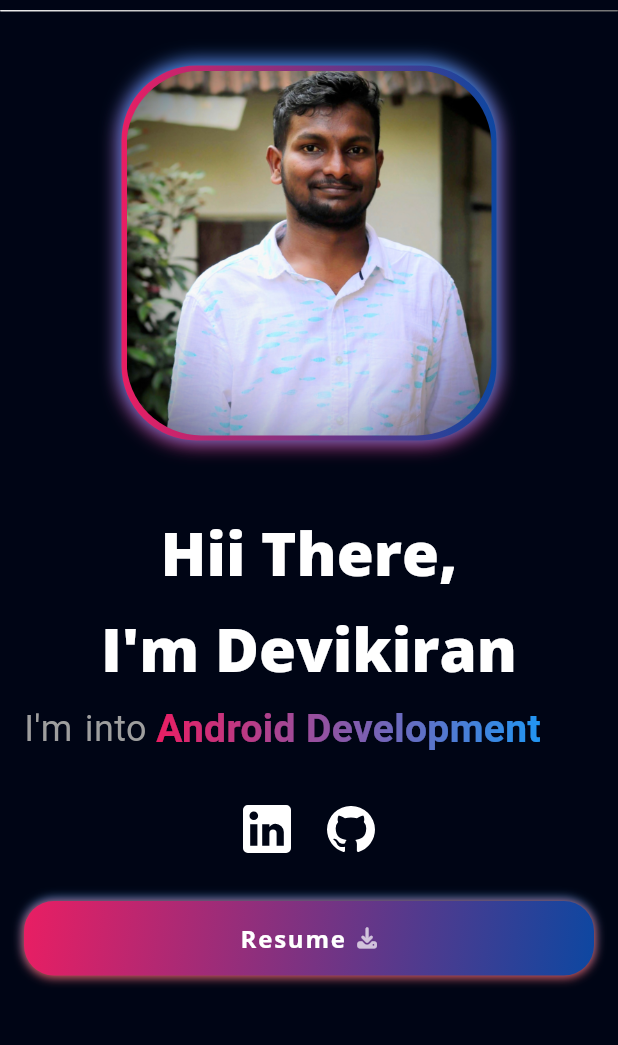
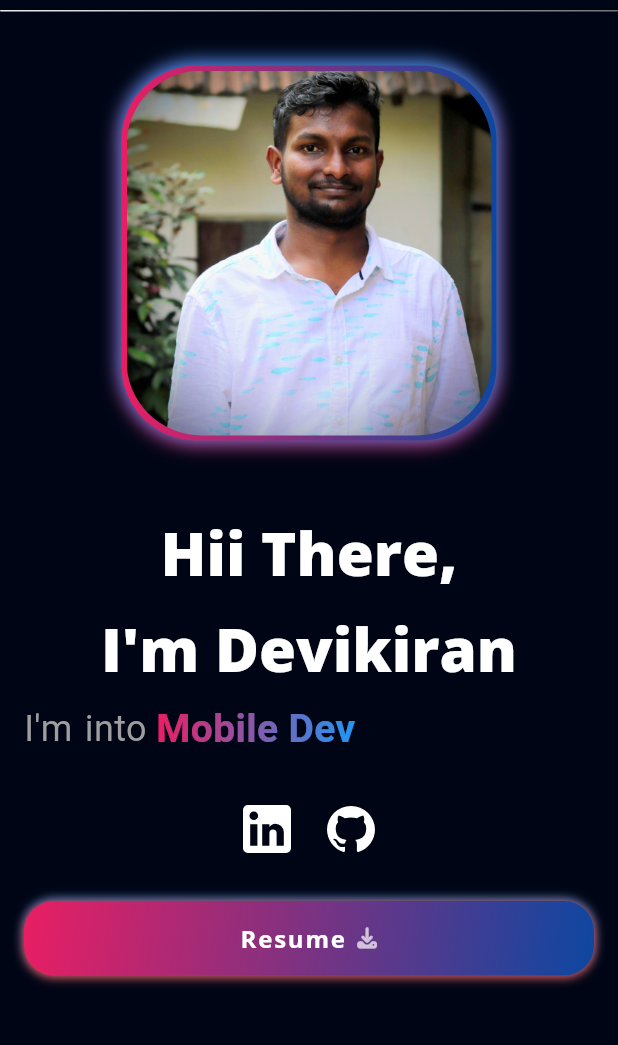
Before and after one commit to devikiran99/Profile, a Flutter app: the screen it shows after launch, after a tap on "Resume", on a phone screen of 412 x 824 dp, the part 74-1119 px from its top. Run offline on Flutter 3.47's test engine with Material 3 defaults, Android fonts, the phone set to English and light mode, and no system bars; drawn by our look-alikes of animated_text_kit; our stand-ins replace flutter_svg, font_awesome_flutter, get, google_fonts, photo_view.

Commit message:
minor ui changes updated

```diff
--- a/lib/view model/getx_controllers/skill_controller.dart
+++ b/lib/view model/getx_controllers/skill_controller.dart
@@ -2,6 +2,9 @@ import 'package:get/get.dart';
 
 class SkillController extends GetxController{
   RxList<bool> hovers=[
+    false,
+    false,
+    false,
     false,
     false,
     false,
--- a/lib/view/holder/components/footer_info.dart
+++ b/lib/view/holder/components/footer_info.dart
@@ -18,7 +18,7 @@ class FooterInfo extends StatelessWidget {
           children: [
             const Text('Designed with ', style: textStyle),
             const Icon(Icons.favorite, color: Colors.red, size: 16),
-            const Text(' by ', style: textStyle),
+            const Text(' by', style: textStyle),
             AppBarTextButton(
               gradientColors: const [Colors.pink, Colors.blue],
               fontSize: 24,
--- a/lib/view/home/components/animated_user_skills.dart
+++ b/lib/view/home/components/animated_user_skills.dart
@@ -3,9 +3,10 @@ import 'package:flutter/material.dart';
 
 class AnimatedUserSkills extends StatelessWidget {
   final List<String> skills = [
-    'Android Development',
-    'Flutter Development',
-    'Spring Boot',
+    'Mobile Dev',
+    'Android',
+    'Jetpack Compose',
+    'Flutter',
   ];
 
   AnimatedUserSkills({super.key});
--- a/lib/view/home/components/resume_download_button.dart
+++ b/lib/view/home/components/resume_download_button.dart
@@ -10,7 +10,7 @@ class ResumeDownloadButton extends StatelessWidget {
   Widget build(BuildContext context) {
     return InkWell(
       onTap: () {
-        launchUrl(Uri.parse('https://drive.google.com/file/d/1Lz6ZNv_FdoLBB2JVj4atAyxyzYAMt7P2/view?usp=drive_link'));
+        launchUrl(Uri.parse('https://github.com/devikiran99/Resume/blob/main/Devikiran_Shetty_PN.pdf'));
       },
       child: Container(
         alignment: Alignment.center,
```
Also changed, not shown: lib/model/project_model.dart (+39 -11 lines), lib/model/skill_model.dart (+35 -22 lines), assets/images/skills/aws.svg (added), assets/images/skills/c.svg (added).
